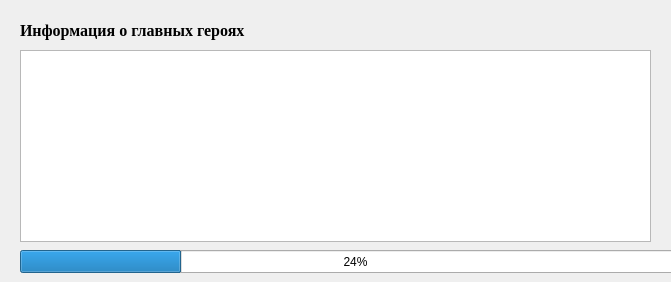
Above: Client/outputprotagonist.ui from NikitaVirachev/course-work-on-DB before the change. Below: the same form after it.
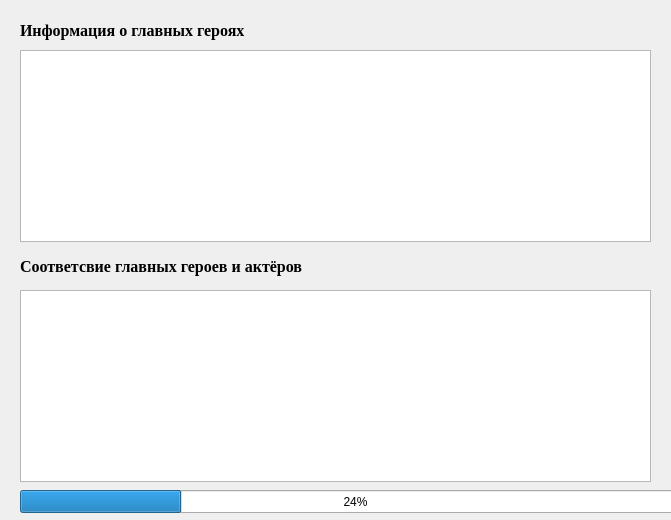
That is the form after the change.

Commit message: implemented a stored view

The edit to the form file:
```diff
--- a/Client/outputprotagonist.ui
+++ b/Client/outputprotagonist.ui
@@ -7,7 +7,7 @@
     <x>0</x>
     <y>0</y>
     <width>671</width>
-    <height>282</height>
+    <height>520</height>
    </rect>
   </property>
   <property name="windowTitle">
@@ -48,7 +48,7 @@
    <property name="geometry">
     <rect>
      <x>20</x>
-     <y>250</y>
+     <y>490</y>
      <width>671</width>
      <height>23</height>
     </rect>
@@ -57,6 +57,37 @@
     <number>24</number>
    </property>
   </widget>
+  <widget class="QTableView" name="tableView_2">
+   <property name="geometry">
+    <rect>
+     <x>20</x>
+     <y>290</y>
+     <width>631</width>
+     <height>192</height>
+    </rect>
+   </property>
+  </widget>
+  <widget class="QLabel" name="label_2">
+   <property name="geometry">
+    <rect>
+     <x>20</x>
+     <y>256</y>
+     <width>631</width>
+     <height>20</height>
+    </rect>
+   </property>
+   <property name="font">
+    <font>
+     <family>Times New Roman</family>
+     <pointsize>12</pointsize>
+     <weight>75</weight>
+     <bold>true</bold>
+    </font>
+   </property>
+   <property name="text">
+    <string>Соответсвие главных героев и актёров</string>
+   </property>
+  </widget>
  </widget>
  <resources/>
  <connections/>
```
The commit also changes 5 other files.
